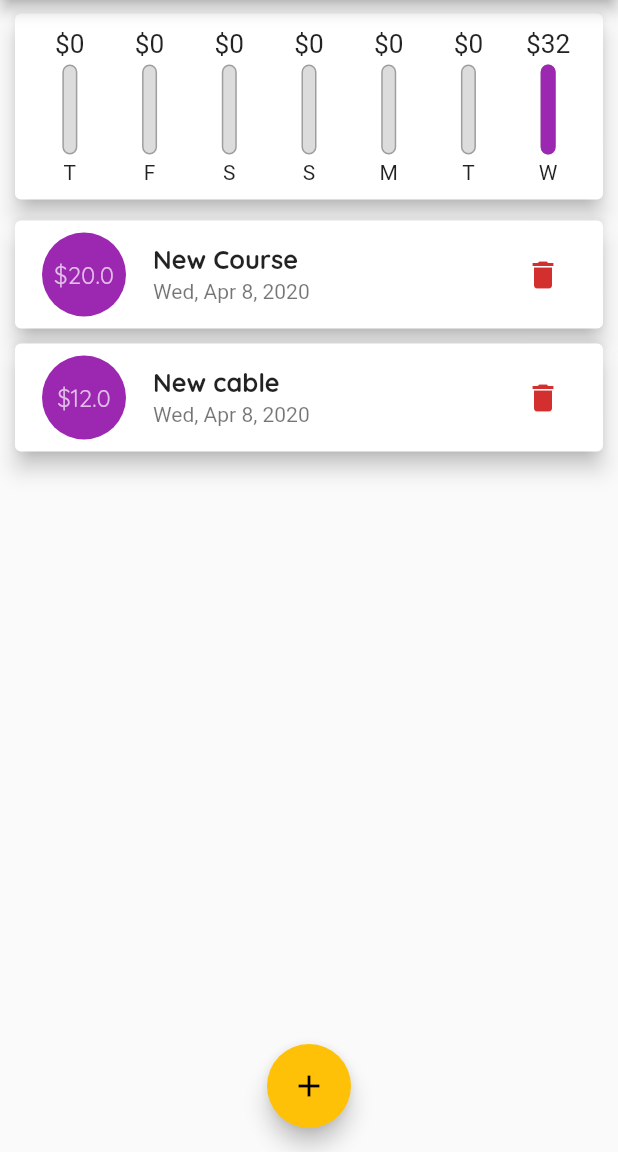
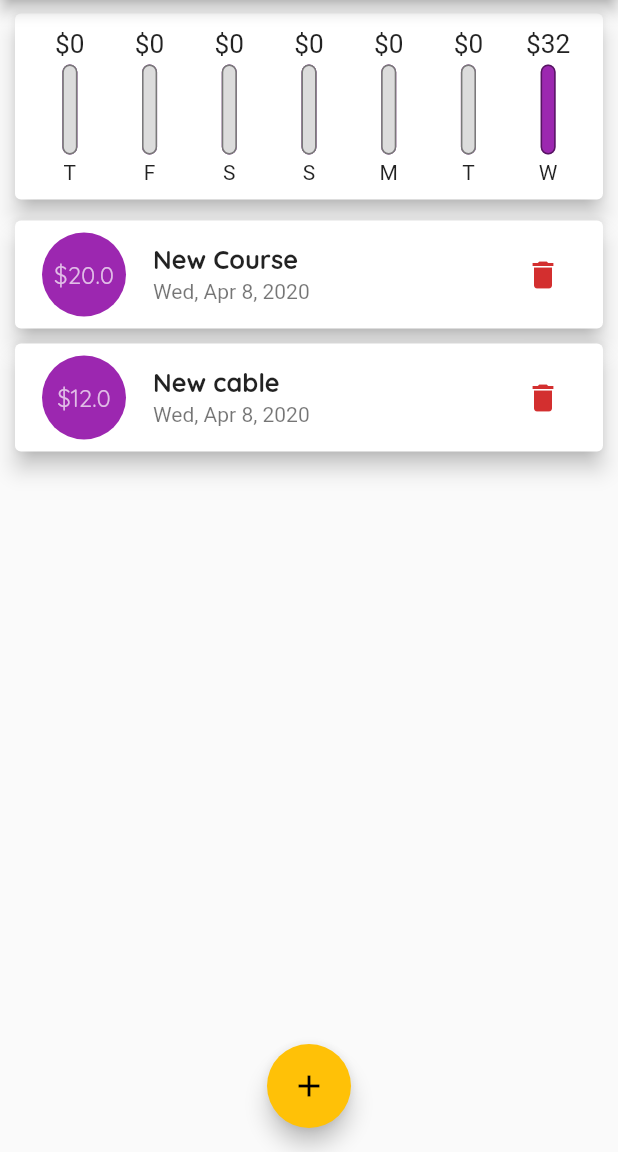
Before and after one commit to mrparveensharma/Expense-Tracker, a Flutter app: the screen it shows after launch, on a phone screen of 412 x 824 dp, the part 84-1236 px from its top. Run offline on Flutter 3.47's test engine with Material 2 defaults, Android fonts, the phone set to English and light mode, and no system bars.

Commit message:
Updated Chart

```diff
--- a/lib/widgets/chart_bar.dart
+++ b/lib/widgets/chart_bar.dart
@@ -25,17 +25,18 @@ class ChartBar extends StatelessWidget {
             children: [
               Container(
                 decoration: BoxDecoration(
-                  border: Border.all(color: Colors.grey, width: 1.0),
-                  color: Color.fromRGBO(220, 220, 220, 1),
+                  border: Border.all(color: Colors.black45, width: 1.0),
+                  color: Colors.purple,
                   borderRadius: BorderRadius.circular(10),
                 ),
               ),
               FractionallySizedBox(
-                heightFactor: percentage,
+                heightFactor: 1-percentage,
                 child: Container(
                   decoration: BoxDecoration(
-                    color: Theme.of(context).primaryColor,
+                    color: Color.fromRGBO(220, 220, 220, 1),
                     borderRadius: BorderRadius.circular(10),
+                    border: Border.all(color: Colors.black45, width: 1.0),
                   ),
                 ),
               ),
```
